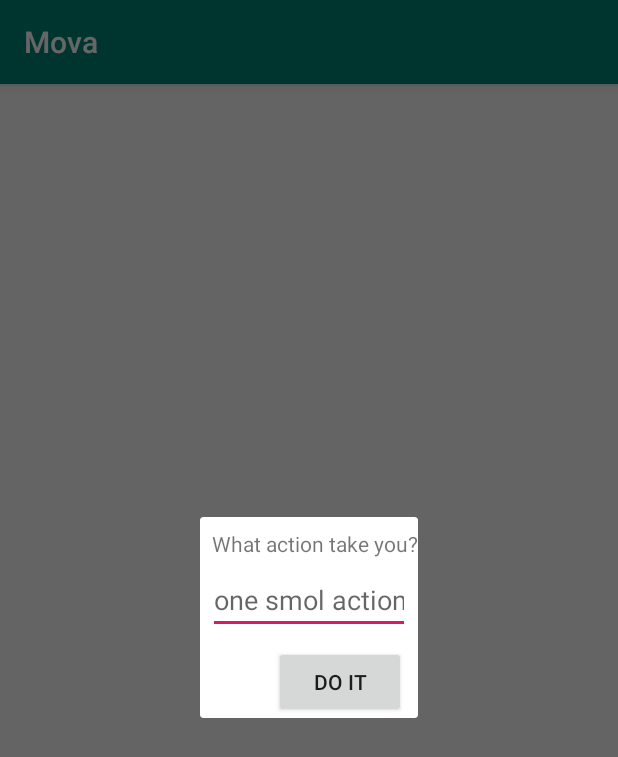
After one commit to fbu-mova/Mova, an Android app: the fragment ComposeActionDialog shown on its own in the app's theme, on a phone screen of 412 x 824 dp. The commit adds this screen. Shown: the top 757 px of the screen. Run offline under Robolectric (Android 15) with nearby library versions, the phone set to English and light mode, and no system bars; our stand-ins replace ButterKnife.

Commit message:
Create ComposeActionDialog

```diff
--- /dev/null
+++ b/Mova/app/src/main/java/com/example/mova/fragments/Personal/ComposeActionDialog.java
@@ -0,0 +1,86 @@
+package com.example.mova.fragments.Personal;
+
+import android.os.Bundle;
+import android.view.KeyEvent;
+import android.view.LayoutInflater;
+import android.view.View;
+import android.view.ViewGroup;
+import android.view.inputmethod.EditorInfo;
+import android.widget.Button;
+import android.widget.EditText;
+import android.widget.TextView;
+
+import androidx.annotation.NonNull;
+import androidx.annotation.Nullable;
+import androidx.fragment.app.DialogFragment;
+
+import com.example.mova.R;
+import com.example.mova.activities.GoalComposeActivity;
+
+import butterknife.BindView;
+import butterknife.ButterKnife;
+
+public class ComposeActionDialog extends DialogFragment implements TextView.OnEditorActionListener {
+
+    @BindView(R.id.etAction)        protected EditText etAction;
+    @BindView(R.id.btSubmitAction)  protected Button btSubmitAction;
+
+    public ComposeActionDialog() {
+        // Empty constructor is required for DialogFragment
+        // Make sure not to add arguments to the constructor
+        // Use `newInstance` instead as shown below
+    }
+
+    // never really use?
+    public static ComposeActionDialog newInstance(String title) {
+        ComposeActionDialog frag = new ComposeActionDialog();
+        Bundle args = new Bundle();
+        args.putString("title", title);
+        frag.setArguments(args);
+        return frag;
+    }
+
+    @Nullable
+    @Override
+    public View onCreateView(@NonNull LayoutInflater inflater, @Nullable ViewGroup container, @Nullable Bundle savedInstanceState) {
+        return inflater.inflate(R.layout.dialog_compose_action, container, false);
+    }
+
+    @Override
+    public void onViewCreated(@NonNull View view, @Nullable Bundle savedInstanceState) {
+        super.onViewCreated(view, savedInstanceState);
+
+        ButterKnife.bind(this, view);
+
+        btSubmitAction.setOnEditorActionListener(this);
+
+//        btSubmitAction.setOnClickListener(new View.OnClickListener() {
+//            @Override
+//            public void onClick(View v) {
+//                String action = etAction.getText().toString();
+//            }
+//        });
+    }
+
+    // 1. Defines the listener interface with a method passing back data result.
+    public interface SubmitActionDialogListener {
+        void onFinishActionDialog(String inputText);
+    }
+
+
+    @Override
+    public boolean onEditorAction(TextView v, int actionId, KeyEvent event) {
+        if (EditorInfo.IME_ACTION_DONE == actionId) {
+            // Return input text back to activity through the implemented listener
+            SubmitActionDialogListener listener = (SubmitActionDialogListener) getActivity();
+
+            // todo -- add ability to pass other data, e.g. icons/notifications info
+            listener.onFinishActionDialog(etAction.getText().toString());
+            // Close the dialog and return back to the parent activity
+            dismiss();
+            return true;
+        }
+        return false;
+
+    }
+}
--- /dev/null
+++ b/Mova/app/src/main/res/layout/dialog_compose_action.xml
@@ -0,0 +1,48 @@
+<?xml version="1.0" encoding="utf-8"?>
+<androidx.constraintlayout.widget.ConstraintLayout xmlns:android="http://schemas.android.com/apk/res/android"
+    xmlns:app="http://schemas.android.com/apk/res-auto"
+    xmlns:tools="http://schemas.android.com/tools"
+    android:orientation="horizontal" android:layout_width="match_parent"
+    android:layout_height="match_parent">
+
+    <EditText
+        android:id="@+id/etAction"
+        android:layout_width="0dp"
+        android:layout_height="wrap_content"
+        android:layout_margin="5dp"
+        android:layout_marginStart="8dp"
+        android:layout_marginLeft="8dp"
+        android:layout_marginTop="8dp"
+        android:layout_marginEnd="8dp"
+        android:layout_marginRight="8dp"
+        android:layout_weight="1"
+        android:ems="10"
+        android:hint="one smol action"
+        android:inputType="textPersonName"
+        app:layout_constraintEnd_toEndOf="parent"
+        app:layout_constraintStart_toStartOf="parent"
+        app:layout_constraintTop_toBottomOf="@+id/tvActionDialog" />
+
+    <Button
+        android:id="@+id/btSubmitAction"
+        android:layout_width="wrap_content"
+        android:layout_height="wrap_content"
+        android:layout_marginTop="8dp"
+        android:layout_marginEnd="8dp"
+        android:layout_marginRight="8dp"
+        android:layout_weight="0"
+        android:text="Do it"
+        app:layout_constraintEnd_toEndOf="parent"
+        app:layout_constraintTop_toBottomOf="@+id/etAction" />
+
+    <TextView
+        android:id="@+id/tvActionDialog"
+        android:layout_width="wrap_content"
+        android:layout_height="wrap_content"
+        android:layout_marginStart="8dp"
+        android:layout_marginLeft="8dp"
+        android:layout_marginTop="8dp"
+        android:text="What action take you?"
+        app:layout_constraintStart_toStartOf="parent"
+        app:layout_constraintTop_toTopOf="parent" />
+</androidx.constraintlayout.widget.ConstraintLayout>
```
Also changed, not shown: Mova/app/src/main/java/com/example/mova/model/Goal.java (+7 -0 lines), Mova/app/src/main/res/layout/activity_goal_compose.xml (+0 -16 lines).
